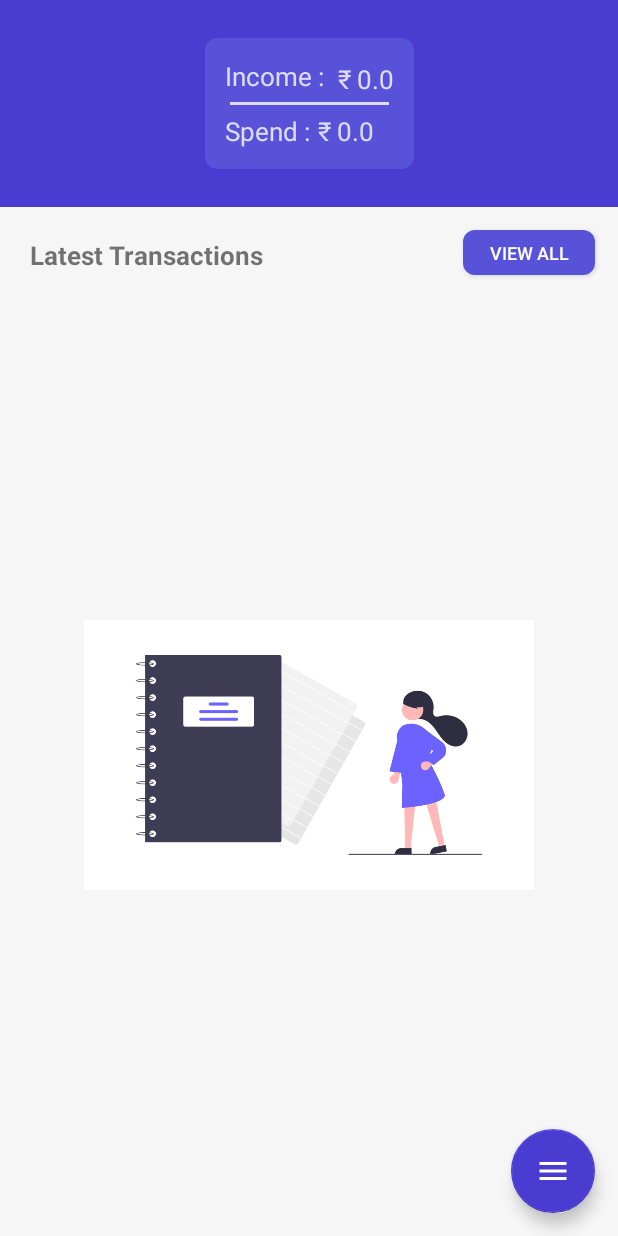
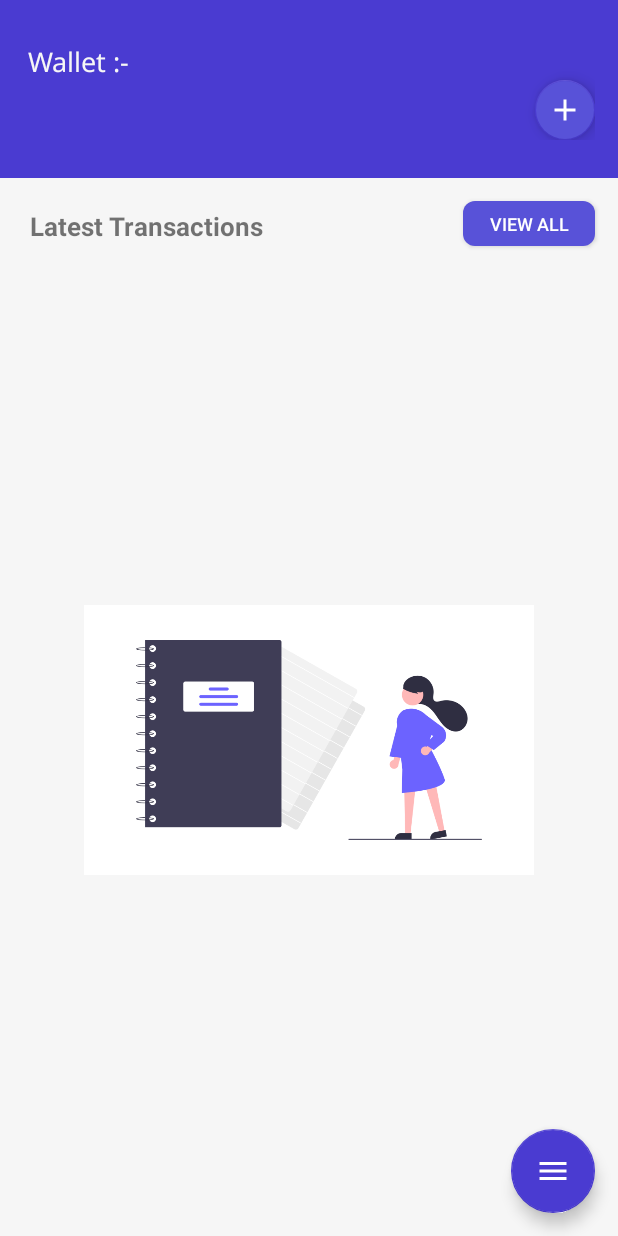
Before and after one commit to NikunjPatel31/ExpenseTrackerApp, an Android app: the screen it shows after launch once a user with an empty profile is signed in (HomeScreenActivity), on a phone screen of 412 x 824 dp. Run offline under Robolectric (Android 15) with nearby library versions, the phone set to English and light mode, and no system bars; our stand-ins replace Firebase (no records; nobody signed in at launch, a user with empty details on screens opened directly); Roboto replaces fonts that are not available here.

Commit message:
HomeScreenActivity UI is changed for wallet.

```diff
--- /dev/null
+++ b/app/src/main/java/com/sanPatel/expensetracker/Adapter/WalletRecyclerViewAdapter.java
@@ -0,0 +1,48 @@
+package com.sanPatel.expensetracker.Adapter;
+
+import android.view.LayoutInflater;
+import android.view.View;
+import android.view.ViewGroup;
+import android.widget.TextView;
+
+import androidx.annotation.NonNull;
+import androidx.recyclerview.widget.RecyclerView;
+
+import com.sanPatel.expensetracker.Datas.Wallet;
+import com.sanPatel.expensetracker.R;
+
+import java.util.ArrayList;
+
+public class WalletRecyclerViewAdapter extends RecyclerView.Adapter<WalletRecyclerViewAdapter.WalletViewHolder> {
+
+    private ArrayList<Wallet> walletList;
+    public WalletRecyclerViewAdapter(ArrayList<Wallet> walletList) {
+        this.walletList = walletList;
+    }
+
+    @NonNull
+    @Override
+    public WalletViewHolder onCreateViewHolder(@NonNull ViewGroup parent, int viewType) {
+        View view = LayoutInflater.from(parent.getContext()).inflate(R.layout.wallet_layout,parent,false);
+        return new WalletViewHolder(view);
+    }
+
+    @Override
+    public void onBindViewHolder(@NonNull WalletViewHolder holder, int position) {
+        holder.tvWalletName.setText(walletList.get(position).getWalletName());
+    }
+
+    @Override
+    public int getItemCount() {
+        return walletList.size();
+    }
+
+    public class WalletViewHolder extends RecyclerView.ViewHolder {
+
+        TextView tvWalletName;
+        public WalletViewHolder(@NonNull View itemView) {
+            super(itemView);
+            tvWalletName = itemView.findViewById(R.id.text_view_wallet_name);
+        }
+    }
+}
--- a/app/src/main/java/com/sanPatel/expensetracker/Database/SqliteDatabase/SqliteDatabaseHelper.java
+++ b/app/src/main/java/com/sanPatel/expensetracker/Database/SqliteDatabase/SqliteDatabaseHelper.java
@@ -209,4 +209,10 @@ public class SqliteDatabaseHelper extends SQLiteOpenHelper {
         SQLiteDatabase db = getReadableDatabase();
         return db.rawQuery("SELECT * FROM "+WALLET_TABLE_NAME+" ORDER BY wallet_id DESC LIMIT 1", null);
     }
+
+    public Cursor getAllWallet() {
+        // this method will fetch all the wallets.
+        SQLiteDatabase db = getReadableDatabase();
+        return db.rawQuery("SELECT * FROM "+ WALLET_TABLE_NAME,null);
+    }
 }
--- a/app/src/main/java/com/sanPatel/expensetracker/HomeScreenActivity.java
+++ b/app/src/main/java/com/sanPatel/expensetracker/HomeScreenActivity.java
@@ -17,9 +17,11 @@ import android.widget.Toast;
 import com.google.android.material.floatingactionbutton.FloatingActionButton;
 import com.sanPatel.expensetracker.AccountSetting.SettingActivity;
 import com.sanPatel.expensetracker.Adapter.MyExpenseRecyclerViewAdapter;
+import com.sanPatel.expensetracker.Adapter.WalletRecyclerViewAdapter;
 import com.sanPatel.expensetracker.AsyncTask.MyAsyncTask;
 import com.sanPatel.expensetracker.Database.SqliteDatabase.SqliteDatabaseHelper;
 import com.sanPatel.expensetracker.Datas.Expense;
+import com.sanPatel.expensetracker.Datas.Wallet;
 import com.sanPatel.expensetracker.Fragment.EditProfileFragment;
 import com.sanPatel.expensetracker.Fragment.WalletFragment;
 
@@ -27,12 +29,12 @@ import java.text.ParseException;
 import java.text.SimpleDateFormat;
 import java.util.ArrayList;
 
-public class HomeScreenActivity extends AppCompatActivity{
+public class HomeScreenActivity extends AppCompatActivity implements WalletFragment.ButtonClickListener{
 
     // widgets.
     private FloatingActionButton fabSetting, fabAddExpense, fabViewExpenses;
-    private RecyclerView myExpenseRecyclerView;
-    private TextView tvIncomeAmount, tvExpenseAmount;
+    private RecyclerView myExpenseRecyclerView, walletRecyclerView;
+    //private TextView tvIncomeAmount, tvExpenseAmount;
     private ImageView imgViewNoExpense;
 
     // animation.
@@ -45,6 +47,8 @@ public class HomeScreenActivity extends AppCompatActivity{
     // instance variable
     private ArrayList<Expense> expenseList;
     private MyExpenseRecyclerViewAdapter adapter;
+    private ArrayList<Wallet> walletList;
+    private WalletRecyclerViewAdapter walletAdapter;
 
     public void viewAllExpense(View view) {
         // this method will show all the expense.
@@ -80,12 +84,15 @@ public class HomeScreenActivity extends AppCompatActivity{
         startActivity(new Intent(HomeScreenActivity.this, SettingActivity.class));
     }
 
+    public void addWallet(View view) {
+        WalletFragment.display(getSupportFragmentManager());
+    }
+
     public void addExpense(View view) {
         // this method will handle click listener for fabAddExpense
-        WalletFragment.display(getSupportFragmentManager());
-//        Intent intent = new Intent(getApplicationContext(), AddExpenseActivity.class);
-//        intent.putExtra("Activity","Add_Expense");
-//        startActivity(intent);
+        Intent intent = new Intent(getApplicationContext(), AddExpenseActivity.class);
+        intent.putExtra("Activity","Add_Expense");
+        startActivity(intent);
     }
 
     public void viewExpense(View view) {
@@ -105,11 +112,15 @@ public class HomeScreenActivity extends AppCompatActivity{
 
         myExpenseRecyclerView.setLayoutManager(new LinearLayoutManager(getApplicationContext()));
         myExpenseRecyclerView.setHasFixedSize(true);
+
+        walletRecyclerView.setLayoutManager(new LinearLayoutManager(getApplicationContext(), LinearLayoutManager.HORIZONTAL, true));
+        walletRecyclerView.setHasFixedSize(true);
     }
 
     @Override
     protected void onResume() {
         super.onResume();
+        getWallet();
         getLatestTransaction();
         gettotalAmount();
     }
@@ -120,9 +131,50 @@ public class HomeScreenActivity extends AppCompatActivity{
         fabAddExpense = findViewById(R.id.fab_add_expense);
         fabViewExpenses = findViewById(R.id.fab_view_expense);
         myExpenseRecyclerView = findViewById(R.id.recycler_view_latest_transactions);
-        tvIncomeAmount = findViewById(R.id.text_view_gained_amount_value);
-        tvExpenseAmount = findViewById(R.id.text_view_spend_amount_value);
+//        tvIncomeAmount = findViewById(R.id.text_view_gained_amount_value);
+//        tvExpenseAmount = findViewById(R.id.text_view_spend_amount_value);
         imgViewNoExpense = findViewById(R.id.image_view_no_expense_image);
+        walletRecyclerView = findViewById(R.id.recycler_view_wallet);
+    }
+
+    private void getWallet() {
+        // this method will fetch all wallets.
+        walletList = new ArrayList<>();
+        MyAsyncTask myAsyncTask = new MyAsyncTask();
+        myAsyncTask.setAsyncTaskListener(new MyAsyncTask.AsyncTaskListener() {
+            @Override
+            public void setBackgroundTask() {
+                SqliteDatabaseHelper databaseHelper = new SqliteDatabaseHelper(getApplicationContext());
+                Cursor cursor = databaseHelper.getAllWallet();
+                try {
+                    if (cursor.getCount() > 0) {
+                        while (cursor.moveToNext()) {
+                            Wallet wallet = new Wallet();
+                            wallet.setWalletID(cursor.getInt(0));
+                            wallet.setWalletName(cursor.getString(1));
+                            wallet.setInitialBalance(cursor.getDouble(2));
+                            wallet.setDate(new SimpleDateFormat("dd-MM-yyyy").parse(cursor.getString(3)));
+                            wallet.setWalletSync(cursor.getInt(4));
+
+                            walletList.add(wallet);
+                        }
+                    }
+
+
+                } catch (Exception e) {
+
+                }
+            }
+
+            @Override
+            public void setPostExecuteTask() {
+                //Toast.makeText(HomeScreenActivity.this, ""+walletList.size(), Toast.LENGTH_SHORT).show();
+                walletAdapter = new WalletRecyclerViewAdapter(walletList);
+                walletRecyclerView.setAdapter(walletAdapter);
+            }
+        });
+
+        myAsyncTask.execute();
     }
 
     private void getLatestTransaction() {
@@ -196,10 +248,16 @@ public class HomeScreenActivity extends AppCompatActivity{
 
             @Override
             public void setPostExecuteTask() {
-                tvIncomeAmount.setText("₹ "+Double.toString(incomeAmount[0]));
-                tvExpenseAmount.setText("₹ "+Double.toString(expenseAmount[0]));
+//                tvIncomeAmount.setText("₹ "+Double.toString(incomeAmount[0]));
+//                tvExpenseAmount.setText("₹ "+Double.toString(expenseAmount[0]));
             }
         });
         myAsyncTask.execute();
     }
+
+    @Override
+    public void onButtonClickListener(Wallet wallet) {
+        walletList.add(wallet);
+        walletAdapter.notifyDataSetChanged();
+    }
 }
--- a/app/src/main/res/layout/activity_home_screen.xml
+++ b/app/src/main/res/layout/activity_home_screen.xml
@@ -20,7 +20,45 @@
         app:layout_constraintStart_toStartOf="parent"
         app:layout_constraintTop_toTopOf="parent">
 
-        <androidx.cardview.widget.CardView
+        <TextView
+            android:id="@+id/text_view_wallet_title"
+            android:layout_width="wrap_content"
+            android:layout_height="wrap_content"
+            android:text="Wallet :- "
+            android:textSize="18dp"
+            android:layout_marginTop="3dp"
+            android:layout_marginStart="3dp"
+            app:layout_constraintStart_toStartOf="parent"
+            app:layout_constraintTop_toTopOf="parent"
+            style="@style/expenseHeadingTextView"
+            android:textColor="@color/colorActivityBackground"/>
+
+        <androidx.recyclerview.widget.RecyclerView
+            android:id="@+id/recycler_view_wallet"
+            android:layout_width="0dp"
+            android:layout_height="wrap_content"
+            app:layout_constraintBottom_toBottomOf="parent"
+            app:layout_constraintEnd_toStartOf="@+id/FAB_add_wallet"
+            app:layout_constraintStart_toStartOf="parent"
+            app:layout_constraintTop_toBottomOf="@+id/text_view_wallet_title"
+            android:layout_marginEnd="7dp"
+            android:layout_marginTop="3dp"/>
+
+        <com.google.android.material.floatingactionbutton.FloatingActionButton
+            android:id="@+id/FAB_add_wallet"
+            android:layout_width="40dp"
+            android:layout_height="40dp"
+            app:fabCustomSize="40dp"
+            style="@style/homeScreenFab"
+            android:backgroundTint="@color/colorPrimaryLight"
+            android:src="@drawable/ic_baseline_add_24"
+            android:visibility="visible"
+            app:layout_constraintEnd_toEndOf="parent"
+            app:layout_constraintTop_toBottomOf="@+id/text_view_wallet_title"
+            app:layout_constraintBottom_toBottomOf="parent"
+            android:onClick="addWallet"/>
+
+       <!-- <androidx.cardview.widget.CardView
             android:layout_width="wrap_content"
             android:layout_height="wrap_content"
             android:backgroundTint="@color/colorPrimaryLight"
@@ -102,7 +140,7 @@
 
             </androidx.constraintlayout.widget.ConstraintLayout>
 
-        </androidx.cardview.widget.CardView>
+        </androidx.cardview.widget.CardView> -->
 
     </androidx.constraintlayout.widget.ConstraintLayout>
 
```
Also changed, not shown: app/src/main/java/com/sanPatel/expensetracker/Datas/Wallet.java (+14 -2 lines), app/src/main/java/com/sanPatel/expensetracker/Fragment/WalletFragment.java (+37 -0 lines), app/src/main/res/layout/wallet_layout.xml (added, +31 -0 lines).
